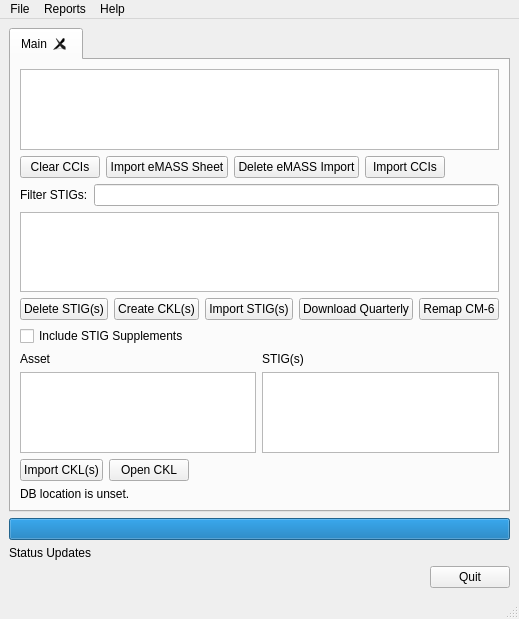
The window that src/stigqter.ui (squinky86/STIGQter) describes before a commit, drawn with Qt 5.
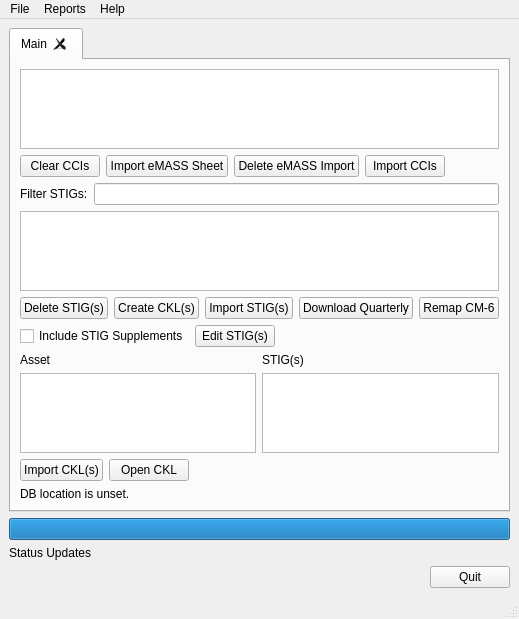
The same window after the commit.

Commit message: Add STIG Edit button to begin testing UI

Patch:
```diff
--- a/src/stigqter.ui
+++ b/src/stigqter.ui
@@ -198,6 +198,26 @@
             </property>
            </widget>
           </item>
+          <item>
+           <widget class="QPushButton" name="btnEditSTIG">
+            <property name="text">
+             <string>Edit STIG(s)</string>
+            </property>
+           </widget>
+          </item>
+          <item>
+           <spacer name="horizontalSpacer_5">
+            <property name="orientation">
+             <enum>Qt::Horizontal</enum>
+            </property>
+            <property name="sizeHint" stdset="0">
+             <size>
+              <width>40</width>
+              <height>20</height>
+             </size>
+            </property>
+           </spacer>
+          </item>
          </layout>
         </item>
         <item>
```
Left out of the diff: 41 changed lines with no effect on the pictures. The commit also changes 6 other files.
